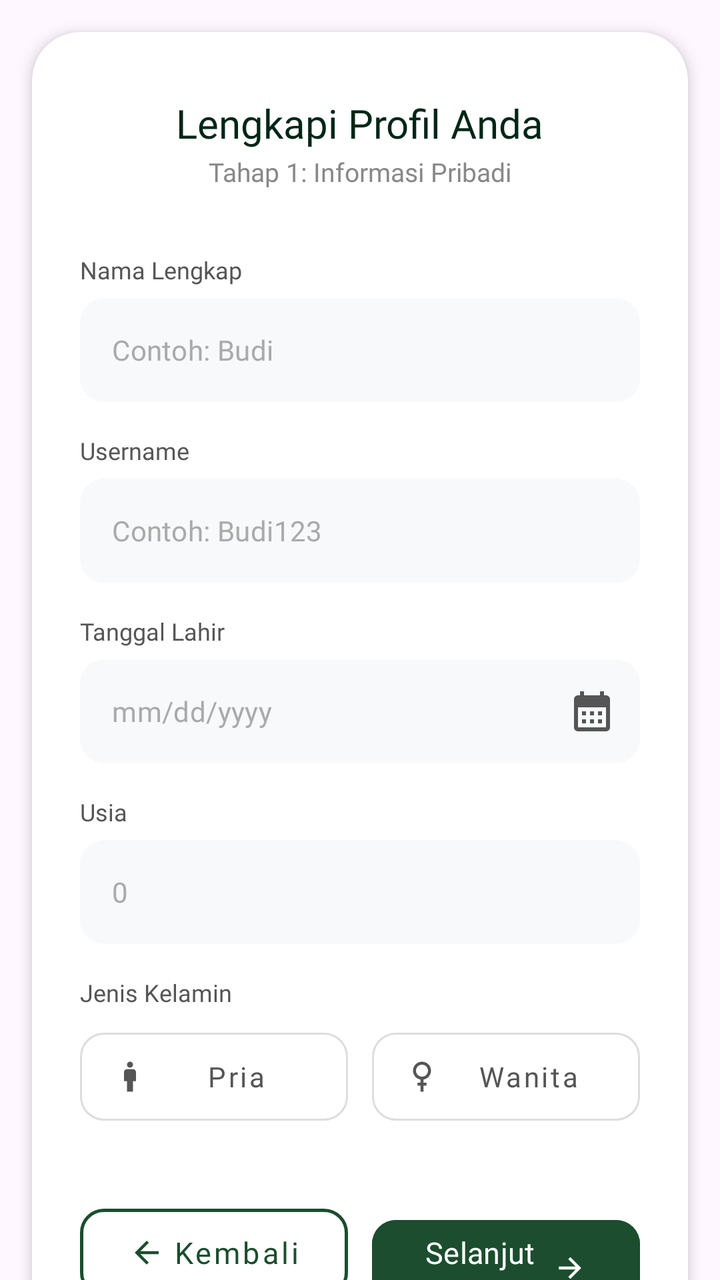
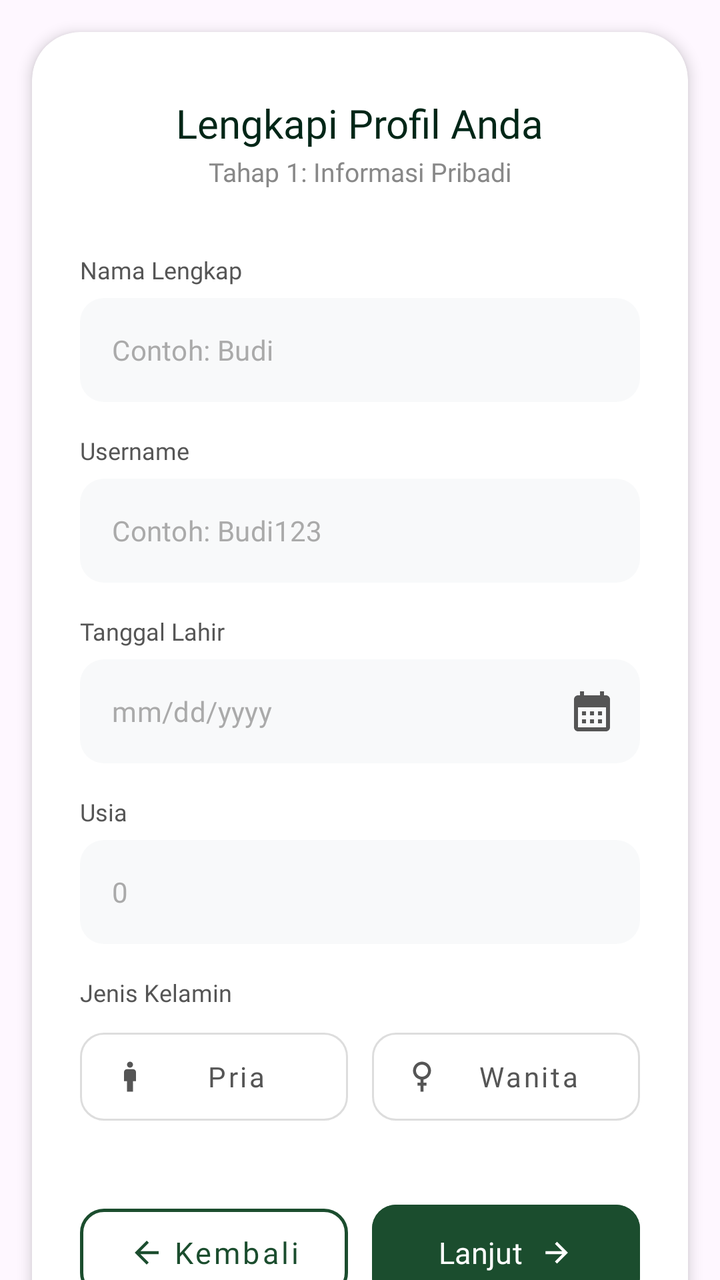

Two renders of the same Android screen: before a commit and after it. Below are the layout's source before the change and the commit's diff.
<!-- AndroidManifest.xml: application theme Theme.Notasawit -->
<!-- res/layout/fragment_data_diri1.xml -->
<?xml version="1.0" encoding="utf-8"?>
<androidx.core.widget.NestedScrollView xmlns:android="http://schemas.android.com/apk/res/android"
    xmlns:app="http://schemas.android.com/apk/res-auto"
    xmlns:tools="http://schemas.android.com/tools"
    android:id="@+id/scrollView"
    android:layout_width="match_parent"
    android:layout_height="match_parent"
    android:fillViewport="true"
    android:fitsSystemWindows="true"
    tools:context=".Autentikasi.Daftar.DataDiri.DataDiri1Fragment">

    <androidx.cardview.widget.CardView
        android:layout_width="match_parent"
        android:layout_height="wrap_content"
        android:layout_margin="16dp"
        app:cardCornerRadius="24dp"
        app:cardElevation="4dp"
        app:cardBackgroundColor="#FFFFFF">

        <androidx.constraintlayout.widget.ConstraintLayout
            android:layout_width="match_parent"
            android:layout_height="wrap_content"
            android:paddingHorizontal="24dp"
            android:paddingVertical="32dp">

            <LinearLayout
                android:id="@+id/form_header"
                android:layout_width="match_parent"
                android:layout_height="wrap_content"
                android:orientation="vertical"
                android:gravity="center"
                app:layout_constraintEnd_toEndOf="parent"
                app:layout_constraintStart_toStartOf="parent"
                app:layout_constraintTop_toTopOf="parent">

                <TextView
                    android:layout_width="wrap_content"
                    android:layout_height="wrap_content"
                    android:fontFamily="@font/poppins_medium"
                    android:text="Lengkapi Profil Anda"
                    android:textColor="#002617"
                    android:textSize="20sp" />

                <TextView
                    android:layout_width="wrap_content"
                    android:layout_height="wrap_content"
                    android:fontFamily="@font/poppins_regular"
                    android:text="Tahap 1: Informasi Pribadi"
                    android:textColor="#888888"
                    android:textSize="13sp"
                    android:layout_marginTop="2dp" />
            </LinearLayout>

            
            <TextView
                android:id="@+id/tvLabelNamaDepan"
                android:layout_width="wrap_content"
                android:layout_height="wrap_content"
                android:layout_marginTop="32dp"
                android:text="Nama Lengkap"
                android:textColor="#555555"
                android:fontFamily="@font/poppins_regular"
                android:textSize="12sp"
                app:layout_constraintStart_toStartOf="parent"
                app:layout_constraintTop_toBottomOf="@+id/form_header" />

            <com.google.android.material.textfield.TextInputLayout
                android:id="@+id/NamaDepanLayout"
                style="@style/Widget.MaterialComponents.TextInputLayout.FilledBox"
                android:layout_width="match_parent"
                android:layout_height="wrap_content"
                android:layout_marginTop="6dp"
                app:boxBackgroundColor="#F8F9FA"
                app:boxStrokeWidth="0dp"
                app:boxStrokeWidthFocused="0dp"
                app:boxCornerRadiusTopStart="12dp"
                app:boxCornerRadiusTopEnd="12dp"
                app:boxCornerRadiusBottomStart="12dp"
                app:boxCornerRadiusBottomEnd="12dp"
                app:hintEnabled="false"
                app:layout_constraintTop_toBottomOf="@+id/tvLabelNamaDepan">

                <com.google.android.material.textfield.TextInputEditText
                    android:id="@+id/etNamaDepan"
                    android:layout_width="match_parent"
                    android:layout_height="52dp"
                    android:paddingVertical="0dp"
                    android:paddingHorizontal="16dp"
                    android:hint="Contoh: Budi"
                    android:textColorHint="#AAAAAA"
                    android:inputType="textPersonName"
                    android:fontFamily="@font/poppins_regular"
                    android:textSize="14sp"
                    android:textColor="#002617" />
            </com.google.android.material.textfield.TextInputLayout>

            
            <TextView
                android:id="@+id/tvLabelUsername"
                android:layout_width="wrap_content"
                android:layout_height="wrap_content"
                android:layout_marginTop="16dp"
                android:text="Username"
                android:textColor="#555555"
                android:fontFamily="@font/poppins_regular"
                android:textSize="12sp"
                app:layout_constraintStart_toStartOf="parent"
                app:layout_constraintTop_toBottomOf="@+id/NamaDepanLayout" />

            <com.google.android.material.textfield.TextInputLayout
                android:id="@+id/UsernameLayout"
                style="@style/Widget.MaterialComponents.TextInputLayout.FilledBox"
                android:layout_width="match_parent"
                android:layout_height="wrap_content"
                android:layout_marginTop="6dp"
                app:boxBackgroundColor="#F8F9FA"
                app:boxStrokeWidth="0dp"
                app:boxStrokeWidthFocused="0dp"
                app:boxCornerRadiusTopStart="12dp"
                app:boxCornerRadiusTopEnd="12dp"
                app:boxCornerRadiusBottomStart="12dp"
                app:boxCornerRadiusBottomEnd="12dp"
                app:hintEnabled="false"
                app:layout_constraintTop_toBottomOf="@+id/tvLabelUsername">

                <com.google.android.material.textfield.TextInputEditText
                    android:id="@+id/etUsername"
                    android:layout_width="match_parent"
                    android:layout_height="52dp"
                    android:paddingVertical="0dp"
                    android:paddingHorizontal="16dp"
                    android:hint="Contoh: Budi123"
                    android:textColorHint="#AAAAAA"
                    android:inputType="textPersonName"
                    android:fontFamily="@font/poppins_regular"
                    android:textSize="14sp"
                    android:textColor="#002617" />
            </com.google.android.material.textfield.TextInputLayout>

            
            <TextView
                android:id="@+id/tvLabelTanggalLahir"
                android:layout_width="wrap_content"
                android:layout_height="wrap_content"
                android:layout_marginTop="16dp"
                android:text="Tanggal Lahir"
                android:textColor="#555555"
                android:fontFamily="@font/poppins_regular"
                android:textSize="12sp"
                app:layout_constraintStart_toStartOf="parent"
                app:layout_constraintTop_toBottomOf="@+id/UsernameLayout" />

            <com.google.android.material.textfield.TextInputLayout
                android:id="@+id/TanggalLahirLayout"
                style="@style/Widget.MaterialComponents.TextInputLayout.FilledBox"
                android:layout_width="match_parent"
                android:layout_height="wrap_content"
                android:layout_marginTop="6dp"
                app:boxBackgroundColor="#F8F9FA"
                app:boxStrokeWidth="0dp"
                app:boxStrokeWidthFocused="0dp"
                app:boxCornerRadiusTopStart="12dp"
                app:boxCornerRadiusTopEnd="12dp"
                app:boxCornerRadiusBottomStart="12dp"
                app:boxCornerRadiusBottomEnd="12dp"
                app:hintEnabled="false"
                app:endIconDrawable="@drawable/ic_calendar_month"
                app:endIconMode="custom"
                app:endIconTint="#555555"
                app:layout_constraintTop_toBottomOf="@+id/tvLabelTanggalLahir">

                <com.google.android.material.textfield.TextInputEditText
                    android:id="@+id/etTanggalLahir"
                    android:layout_width="match_parent"
                    android:layout_height="52dp"
                    android:paddingVertical="0dp"
                    android:paddingHorizontal="16dp"
                    android:hint="mm/dd/yyyy"
                    android:textColorHint="#AAAAAA"
                    android:inputType="date"
                    android:focusable="false"
                    android:clickable="true"
                    android:cursorVisible="false"
                    android:fontFamily="@font/poppins_regular"
                    android:textSize="14sp"
                    android:textColor="#002617" />
            </com.google.android.material.textfield.TextInputLayout>

            
            <TextView
                android:id="@+id/tvLabelUsia"
                android:layout_width="wrap_content"
                android:layout_height="wrap_content"
                android:layout_marginTop="16dp"
                android:text="Usia"
                android:textColor="#555555"
                android:fontFamily="@font/poppins_regular"
                android:textSize="12sp"
                app:layout_constraintStart_toStartOf="parent"
                app:layout_constraintTop_toBottomOf="@+id/TanggalLahirLayout" />

            <com.google.android.material.textfield.TextInputLayout
                android:id="@+id/UsiaLayout"
                style="@style/Widget.MaterialComponents.TextInputLayout.FilledBox"
                android:layout_width="match_parent"
                android:layout_height="wrap_content"
                android:layout_marginTop="6dp"
                app:boxBackgroundColor="#F8F9FA"
                app:boxStrokeWidth="0dp"
                app:boxStrokeWidthFocused="0dp"
                app:boxCornerRadiusTopStart="12dp"
                app:boxCornerRadiusTopEnd="12dp"
                app:boxCornerRadiusBottomStart="12dp"
                app:boxCornerRadiusBottomEnd="12dp"
                app:hintEnabled="false"
                app:layout_constraintTop_toBottomOf="@+id/tvLabelUsia">

                <com.google.android.material.textfield.TextInputEditText
                    android:id="@+id/etUsia"
                    android:layout_width="match_parent"
                    android:layout_height="52dp"
                    android:paddingVertical="0dp"
                    android:paddingHorizontal="16dp"
                    android:hint="0"
                    android:textColorHint="#AAAAAA"
                    android:inputType="number"
                    android:fontFamily="@font/poppins_regular"
                    android:textSize="14sp"
                    android:textColor="#002617" />
            </com.google.android.material.textfield.TextInputLayout>

            
            <TextView
                android:id="@+id/tvLabelJenisKelamin"
                android:layout_width="wrap_content"
                android:layout_height="wrap_content"
                android:layout_marginTop="16dp"
                android:text="Jenis Kelamin"
                android:textColor="#555555"
                android:fontFamily="@font/poppins_regular"
                android:textSize="12sp"
                app:layout_constraintStart_toStartOf="parent"
                app:layout_constraintTop_toBottomOf="@+id/UsiaLayout" />

            <LinearLayout
                android:id="@+id/containerJenisKelamin"
                android:layout_width="match_parent"
                android:layout_height="wrap_content"
                android:orientation="horizontal"
                android:layout_marginTop="6dp"
                app:layout_constraintTop_toBottomOf="@+id/tvLabelJenisKelamin">

                <com.google.android.material.button.MaterialButton
                    android:id="@+id/btnPria"
                    style="@style/Widget.MaterialComponents.Button.OutlinedButton"
                    android:layout_width="0dp"
                    android:layout_height="56dp"
                    android:layout_weight="1"
                    android:layout_marginEnd="6dp"
                    android:text="Pria"
                    android:fontFamily="@font/poppins_medium"
                    android:textAllCaps="false"
                    android:textColor="#555555"
                    app:iconTint="#555555"
                    app:icon="@drawable/ic_man"
                    app:strokeColor="#DDDDDD"
                    app:cornerRadius="12dp" />

                <com.google.android.material.button.MaterialButton
                    android:id="@+id/btnWanita"
                    style="@style/Widget.MaterialComponents.Button.OutlinedButton"
                    android:layout_width="0dp"
                    android:layout_height="56dp"
                    android:layout_weight="1"
                    android:layout_marginStart="6dp"
                    android:text="Wanita"
                    android:fontFamily="@font/poppins_medium"
                    android:textAllCaps="false"
                    android:textColor="#555555"
                    app:iconTint="#555555"
                    app:icon="@drawable/ic_woman"
                    app:strokeColor="#DDDDDD"
                    app:cornerRadius="12dp" />
            </LinearLayout>

            

            <LinearLayout
                android:id="@+id/layoutActionButtons"
                android:layout_width="match_parent"
                android:layout_height="wrap_content"
                android:orientation="horizontal"
                android:layout_marginTop="32dp"
                android:layout_marginBottom="16dp"
                app:layout_constraintTop_toBottomOf="@+id/containerJenisKelamin"
                app:layout_constraintStart_toStartOf="parent"
                app:layout_constraintEnd_toEndOf="parent">

                <com.google.android.material.button.MaterialButton
                    android:id="@+id/btnBack"
                    style="@style/Widget.MaterialComponents.Button.OutlinedButton"
                    android:layout_width="0dp"
                    android:layout_height="56dp"
                    android:layout_weight="1"
                    android:layout_marginEnd="6dp"
                    android:text="Kembali"
                    android:textAllCaps="false"
                    android:fontFamily="@font/poppins_semibold"
                    android:textColor="#1B4D2E"
                    android:textSize="15sp"
                    app:cornerRadius="12dp"
                    app:strokeColor="#1B4D2E"
                    app:strokeWidth="1.5dp"
                    app:icon="@drawable/ic_arrow_back"
                    app:iconGravity="textStart"
                    app:iconTint="#1B4D2E" />

                <com.google.android.material.button.MaterialButton
                    android:id="@+id/btnNext"
                    android:layout_width="0dp"
                    android:layout_height="56dp"
                    android:layout_weight="1"
                    android:layout_marginStart="6dp"
                    android:backgroundTint="#1B4D2E"
                    android:text="Selanjutnya"
                    android:textAllCaps="false"
                    android:fontFamily="@font/poppins_semibold"
                    android:textColor="#FFFFFF"
                    android:textSize="15sp"
                    app:cornerRadius="12dp"
                    app:icon="@drawable/ic_arrow_right"
                    app:iconGravity="textEnd"
                    app:iconTint="#FFFFFF" />
            </LinearLayout>

            <LinearLayout
                android:id="@+id/tvSecure"
                android:layout_width="match_parent"
                android:layout_height="wrap_content"
                android:gravity="center"
                android:orientation="horizontal"
                android:layout_marginTop="16dp"
                app:layout_constraintTop_toBottomOf="@+id/layoutActionButtons">
                <ImageView
                    android:layout_width="14dp"
                    android:layout_height="14dp"
                    android:src="@drawable/ic_shield"
                    app:tint="#888888" />
                <TextView
                    android:layout_width="wrap_content"
                    android:layout_height="wrap_content"
                    android:layout_marginStart="6dp"
                    android:text="Data Anda aman bersama kami"
                    android:fontFamily="@font/poppins_regular"
                    android:textSize="12sp"
                    android:textColor="#888888" />
            </LinearLayout>

        </androidx.constraintlayout.widget.ConstraintLayout>
    </androidx.cardview.widget.CardView>
</androidx.core.widget.NestedScrollView>
<!-- resources referenced by this layout -->
<resources>
  <!-- drawable ic_arrow_back (drawable) -->
  <vector xmlns:android="http://schemas.android.com/apk/res/android"
      android:width="24dp"
      android:height="24dp"
      android:viewportWidth="24.0"
      android:viewportHeight="24.0"
      android:autoMirrored="true">
      <path
          android:fillColor="#FF000000"
          android:pathData="M20,11H7.83l5.59,-5.59L12,4l-8,8 8,8 1.41,-1.41L7.83,13H20v-2z"/>
  </vector>
  <!-- drawable ic_arrow_right (drawable) -->
  <vector xmlns:android="http://schemas.android.com/apk/res/android"
      android:width="24dp"
      android:height="24dp"
      android:viewportWidth="24.0"
      android:viewportHeight="24.0">
      <path
          android:fillColor="#FF000000"
          android:pathData="M5,13l11.17,0l-4.88,4.88l1.41,1.41l7.3,-7.29l-7.3,-7.29l-1.41,1.41l4.88,4.88l-11.17,0z"/>
  </vector>
  <!-- drawable ic_calendar_month (drawable) -->
  <vector xmlns:android="http://schemas.android.com/apk/res/android" android:height="24dp" android:tint="#002617" android:viewportHeight="24" android:viewportWidth="24" android:width="24dp">
        
      <path android:fillColor="@android:color/white" android:pathData="M19,4h-1V2h-2v2H8V2H6v2H5C3.89,4 3.01,4.9 3.01,6L3,20c0,1.1 0.89,2 2,2h14c1.1,0 2,-0.9 2,-2V6C21,4.9 20.1,4 19,4zM19,20H5V10h14V20zM9,14H7v-2h2V14zM13,14h-2v-2h2V14zM17,14h-2v-2h2V14zM9,18H7v-2h2V18zM13,18h-2v-2h2V18zM17,18h-2v-2h2V18z"/>
      
  </vector>
  <!-- drawable ic_man (drawable) -->
  <vector xmlns:android="http://schemas.android.com/apk/res/android" android:height="24dp" android:tint="#002617" android:viewportHeight="960" android:viewportWidth="960" android:width="24dp">
        
      <path android:fillColor="@android:color/white" android:pathData="M400,880L400,600L320,600L320,360Q320,327 343.5,303.5Q367,280 400,280L560,280Q593,280 616.5,303.5Q640,327 640,360L640,600L560,600L560,880L400,880ZM480,240Q447,240 423.5,216.5Q400,193 400,160Q400,127 423.5,103.5Q447,80 480,80Q513,80 536.5,103.5Q560,127 560,160Q560,193 536.5,216.5Q513,240 480,240Z"/>
      
  </vector>
  <!-- drawable ic_shield (drawable) -->
  <vector xmlns:android="http://schemas.android.com/apk/res/android"
      android:width="24dp"
      android:height="24dp"
      android:viewportWidth="24.0"
      android:viewportHeight="24.0">
      <path
          android:fillColor="#FF000000"
          android:pathData="M12,1L3,5v6c0,5.55 3.84,10.74 9,12c5.16,-1.26 9,-6.45 9,-12V5L12,1zM12,11.99h7c-0.53,4.12 -3.28,7.79 -7,8.94V12H5V6.3l7,-3.11V11.99z"/>
  </vector>
  <!-- drawable ic_woman (drawable) -->
  <vector xmlns:android="http://schemas.android.com/apk/res/android"
      android:width="24dp"
      android:height="24dp"
      android:viewportWidth="24.0"
      android:viewportHeight="24.0">
      <path
          android:fillColor="#FF000000"
          android:pathData="M12,2C8.69,2 6,4.69 6,8c0,2.97 2.16,5.44 5,5.92V16H9v2h2v4h2v-4h2v-2h-2v-2.08c2.84,-0.48 5,-2.95 5,-5.92C18,4.69 15.31,2 12,2zM12,12c-2.21,0 -4,-1.79 -4,-4s1.79,-4 4,-4 4,1.79 4,4 -1.79,4 -4,4z"/>
  </vector>
  <style name="Theme.Notasawit" parent="Base.Theme.Notasawit" />
  <style name="Base.Theme.Notasawit" parent="Theme.Material3.Light.NoActionBar">
          
          <item name="colorPrimary">@color/primary</item>
          <item name="colorSecondary">@color/secondary</item>
          <item name="colorTertiary">@color/tertiary</item>
          <item name="android:statusBarColor">@color/white</item>
          <item name="android:windowLightStatusBar">true</item>
          
          <item name="elevationOverlayEnabled">false</item>
          <item name="colorSurface">@color/white</item>
          
          <item name="colorControlNormal">@color/tertiary</item>
          <item name="colorControlActivated">@color/primary</item>
      </style>
  <color name="primary">#1B4D2E</color>
  <color name="secondary">#D4AF37</color>
  <color name="tertiary">#002617</color>
  <color name="white">#FFFFFFFF</color>
</resources>

<!-- the commit's change to res/layout/fragment_data_diri1.xml (unified diff, before → after) -->
@@ -322,7 +322,7 @@
                     android:layout_weight="1"
                     android:layout_marginStart="6dp"
                     android:backgroundTint="#1B4D2E"
-                    android:text="Selanjutnya"
+                    android:text="Lanjut"
                     android:textAllCaps="false"
                     android:fontFamily="@font/poppins_semibold"
                     android:textColor="#FFFFFF"
